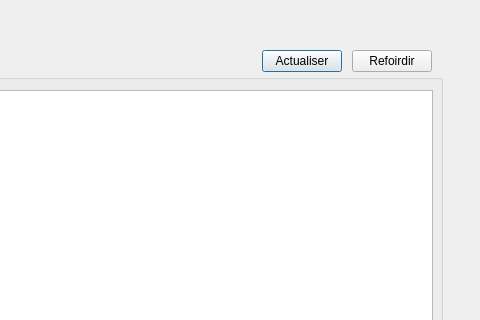
Old version of the form temp.ui in the repository nyrouz911/Smart-Dry-Cleaner-2A13; both pictures show x 338 to 818 and y 0 to 320 of the 818 by 481 pixel window.
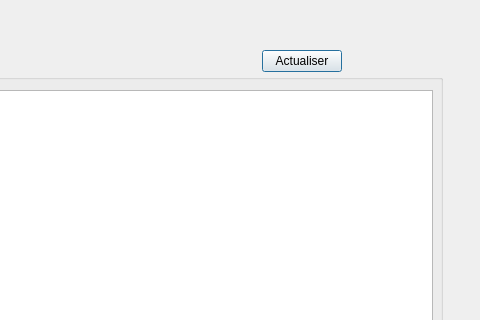
New version of the form.

Commit message: zedt faza tebaa el database kifsh bsh ychecki el temp whasilou

```diff
--- a/temp.ui
+++ b/temp.ui
@@ -49,19 +49,6 @@
     <string>Actualiser</string>
    </property>
   </widget>
-  <widget class="QPushButton" name="pushButton_2">
-   <property name="geometry">
-    <rect>
-     <x>690</x>
-     <y>50</y>
-     <width>80</width>
-     <height>22</height>
-    </rect>
-   </property>
-   <property name="text">
-    <string>Refoirdir</string>
-   </property>
-  </widget>
  </widget>
  <resources/>
  <connections/>
```
Left out of the diff: 2 changed lines with no effect on the pictures. The commit also changes 4 other files.
